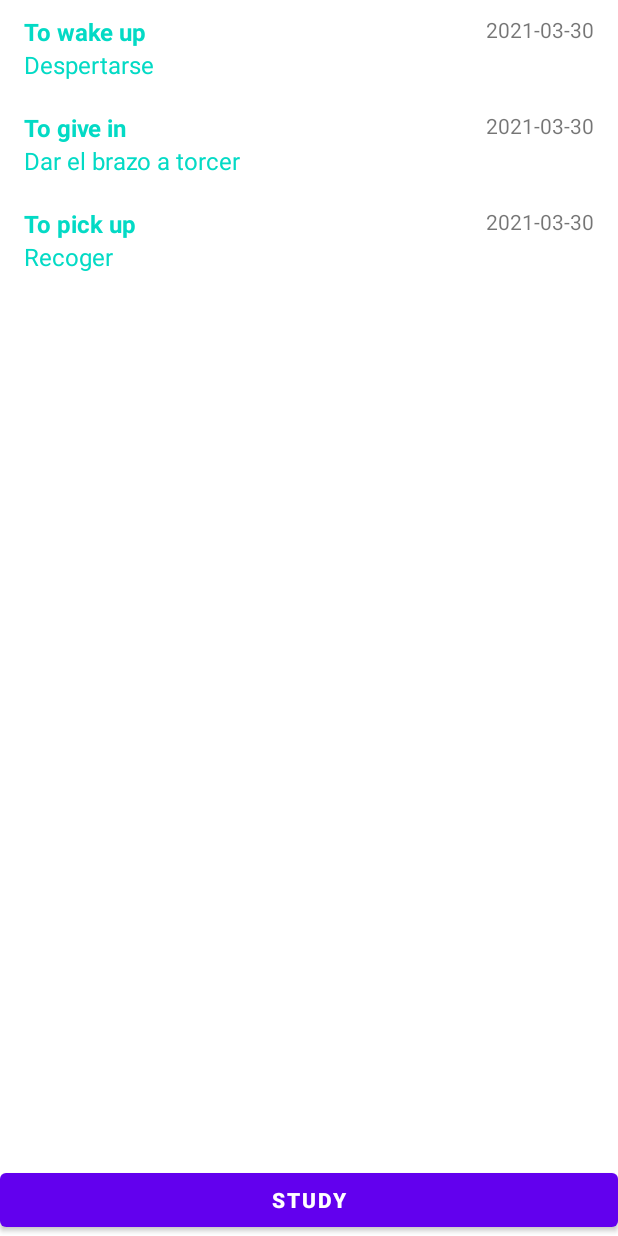
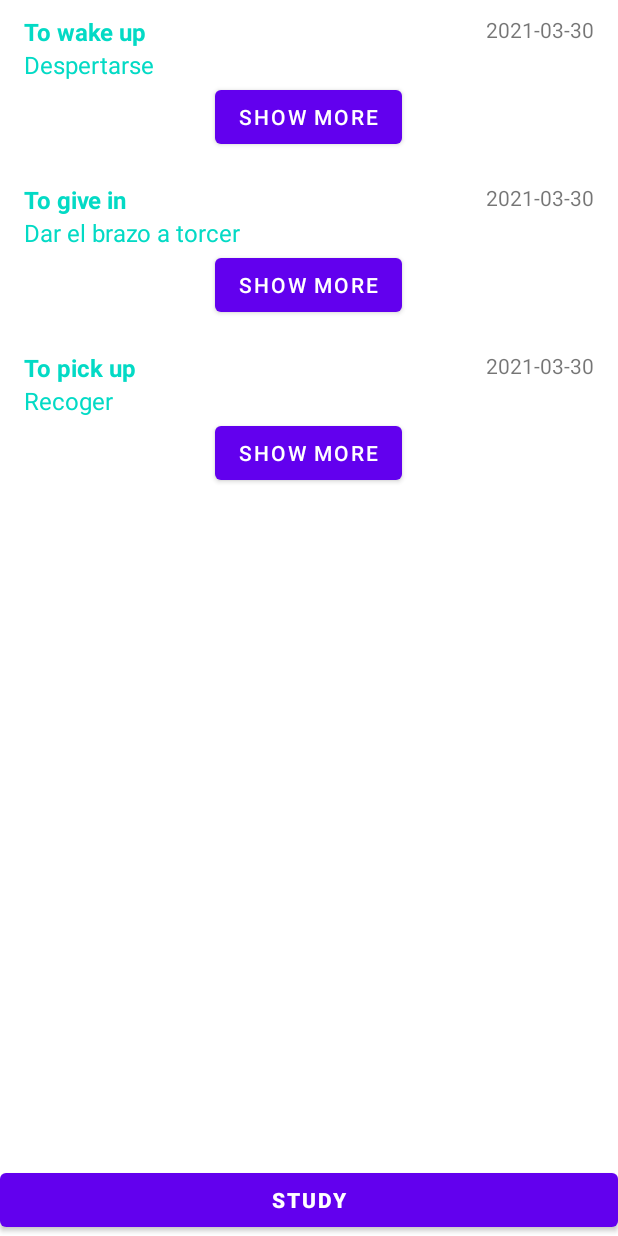
Before and after one commit to frankdelpiero/Moviles, an Android app: the CardListFragment screen opened through its navigation route, on a phone screen of 412 x 824 dp. Run offline under Robolectric (Android 15) with nearby library versions, the phone set to English and light mode, and no system bars; our stand-ins replace Timber, data binding.

Commit message:
AP 24 OK

```diff
--- a/app/src/main/java/es/uam/eps/dadm/cards/Card.kt
+++ b/app/src/main/java/es/uam/eps/dadm/cards/Card.kt
@@ -130,4 +130,16 @@ open class Card(
         update(LocalDateTime.now())
     }
 
+    fun showMoreDetails(detail:Int):String{
+        var cadena = ""
+        if (detail == 1){
+            cadena = "Easiness: "+ this.easiness
+        } else if (detail==2){
+            cadena = "Repetitions: "+this.repetitions
+        } else if (detail == 3){
+            cadena = "Interval: "+this.interval
+        }
+        return cadena
+    }
+
 }
--- a/app/src/main/java/es/uam/eps/dadm/cards/CardAdapter.kt
+++ b/app/src/main/java/es/uam/eps/dadm/cards/CardAdapter.kt
@@ -5,41 +5,57 @@ import android.view.View
 import android.view.ViewGroup
 import android.widget.TextView
 import androidx.recyclerview.widget.RecyclerView
+import es.uam.eps.dadm.cards.databinding.FragmentCardListBinding
+import es.uam.eps.dadm.cards.databinding.ListItemCardBinding
 import timber.log.Timber
 
 class CardAdapter() : RecyclerView.Adapter<CardAdapter.CardHolder>() {
-    private var holderCounter = 0
-    private var onBindCounter = 0
 
     var data =  listOf<Card>()
         set(value) {
             field = value
             notifyDataSetChanged()
         }
+    lateinit var binding: ListItemCardBinding
 
-    class CardHolder(view: View) : RecyclerView.ViewHolder(view) {
-        lateinit var card: Card
-        private val questionTextView: TextView = itemView.findViewById(R.id.list_item_question)
-        private val answerTextView:TextView = itemView.findViewById(R.id.list_item_answer)
-        private val dateTextView: TextView = itemView.findViewById(R.id.list_item_date)
-        init {
-            itemView.setOnClickListener {
-                Timber.d("Tarjeta: ${card.question} seleccionada")
-            }
+   inner class CardHolder(view: View) : RecyclerView.ViewHolder(view) {
+
+        fun bind(card: Card) {
+            binding.card = card
         }
 
-        fun bind(card: Card) {
-            this.card = card
-            questionTextView.text = card.question
-            answerTextView.text = card.answer
-            dateTextView.text = card.date.substring(0,10)
-        }
     }
     //Crea contenedores que va a reciclar la vista recicladora
     override fun onCreateViewHolder(parent: ViewGroup, viewType: Int): CardHolder {
-        val view = LayoutInflater.from(parent.context)
-            .inflate(R.layout.list_item_card, parent, false)
-        return CardHolder(view)
+        val layoutInflater = LayoutInflater.from(parent.context)
+        binding = ListItemCardBinding.inflate(layoutInflater, parent, false)
+        binding.apply {
+            listItemButtonMore.setOnClickListener{
+                listItemQuestion.visibility = View.INVISIBLE
+                listItemAnswer.visibility = View.INVISIBLE
+                listItemDate.visibility = View.INVISIBLE
+
+                listItemButtonMore.visibility = View.INVISIBLE
+                listItemButtonLess.visibility = View.VISIBLE
+
+                listItemEasiness.visibility = View.VISIBLE
+                listItemRepetitions.visibility = View.VISIBLE
+                listItemInterval.visibility = View.VISIBLE
+            }
+            listItemButtonLess.setOnClickListener{
+                listItemQuestion.visibility = View.VISIBLE
+                listItemAnswer.visibility  = View.VISIBLE
+                listItemDate.visibility = View.VISIBLE
+
+                listItemButtonMore.visibility = View.VISIBLE
+                listItemButtonLess.visibility = View.INVISIBLE
+
+                listItemEasiness.visibility = View.INVISIBLE
+                listItemRepetitions.visibility = View.INVISIBLE
+                listItemInterval.visibility = View.INVISIBLE
+            }
+        }
+        return CardHolder(binding.root)
     }
 
     override fun getItemCount() = data.size //Obtenemos el tamaño de las cartas
--- a/app/src/main/java/es/uam/eps/dadm/cards/StudyFragment.kt
+++ b/app/src/main/java/es/uam/eps/dadm/cards/StudyFragment.kt
@@ -32,7 +32,6 @@ class StudyFragment : Fragment() {
     private var param2: String? = null
 
     private val viewModel: StudyViewModel by lazy { //Instancia de view model
-        Timber.i("AAAAAAAAAAAAAAAAAAAAAAAAAAAAAAAO")
         ViewModelProvider(this).get(StudyViewModel::class.java)
     }
 
@@ -81,7 +80,6 @@ class StudyFragment : Fragment() {
             if (viewModel.card == null){
                 //Toast.makeText(this@,R.string.No_cards, Toast.LENGTH_LONG).show()
             }
-            Timber.i("PORQUE ")
             binding.invalidateAll()
         }
 
@@ -91,7 +89,6 @@ class StudyFragment : Fragment() {
 
         // Incluyo la interaccion con cardsLeft
         //viewModel.cardsLeft.observe(this, observer)
-        Timber.i("AQUI NO")
         binding.apply {
             answerButton?.setOnClickListener {
                 viewModel.card?.answered = true
--- a/app/src/main/res/layout/list_item_card.xml
+++ b/app/src/main/res/layout/list_item_card.xml
@@ -1,4 +1,14 @@
-<RelativeLayout xmlns:android="http://schemas.android.com/apk/res/android"
+<layout  xmlns:android="http://schemas.android.com/apk/res/android"
+    xmlns:tools="http://schemas.android.com/tools">
+
+    <data>
+        <import type="android.view.View"/>
+        <variable
+            name="card"
+            type="es.uam.eps.dadm.cards.Card" />
+    </data>
+
+    <RelativeLayout
         android:layout_width="match_parent"
         android:layout_height="wrap_content"
         android:paddingLeft="16dp"
@@ -13,6 +23,7 @@
             android:layout_alignParentTop="true"
             android:textColor="@color/teal_200"
             android:textSize="16sp"
+            android:text="@{card.question}"
             android:textStyle="bold" />
 
         <TextView
@@ -21,13 +32,70 @@
             android:layout_height="wrap_content"
             android:layout_below="@id/list_item_question"
             android:textColor="@color/teal_200"
+            android:text="@{card.answer}"
             android:textSize="16sp" />
 
         <TextView
             android:id="@+id/list_item_date"
             android:layout_width="wrap_content"
             android:layout_height="wrap_content"
+            android:text="@{card.date.substring(0,10)}"
             android:layout_alignParentEnd="true"
             android:layout_alignParentRight="true" />
 
+        <TextView
+            android:id="@+id/list_item_easiness"
+            android:layout_width="wrap_content"
+            android:layout_height="wrap_content"
+            android:text="@{card.showMoreDetails(1)}"
+            android:visibility="invisible"
+            android:textColor="@color/teal_200"
+            android:textStyle="bold"
+            android:textSize="16sp"
+            android:layout_alignParentTop="true" />
+        <TextView
+            android:id="@+id/list_item_repetitions"
+            android:layout_width="match_parent"
+            android:layout_height="wrap_content"
+            android:layout_below="@id/list_item_question"
+            android:textColor="@color/teal_200"
+            android:visibility="invisible"
+            android:text="@{card.showMoreDetails(2)}"
+            android:textSize="16sp" />
+
+        <TextView
+            android:id="@+id/list_item_interval"
+            android:layout_width="wrap_content"
+            android:layout_height="wrap_content"
+            android:text="@{card.showMoreDetails(3)}"
+            android:layout_alignParentEnd="true"
+            android:visibility="invisible"
+            android:textColor="@color/teal_200"
+            android:textStyle="bold"
+            android:textSize="16sp"
+            android:layout_alignParentRight="true" />
+
+        <Button
+            android:id="@+id/list_item_button_more"
+            android:layout_width="wrap_content"
+            android:layout_height="wrap_content"
+            android:layout_below="@id/list_item_answer"
+            android:color= "@color/teal_200"
+            android:text="@string/showMore"
+            android:layout_centerInParent="true"
+            >
+        </Button>
+        <Button
+            android:id="@+id/list_item_button_less"
+            android:layout_width="wrap_content"
+            android:layout_height="wrap_content"
+            android:color= "@color/teal_200"
+            android:layout_below="@id/list_item_answer"
+            android:visibility="invisible"
+            android:layout_centerInParent="true"
+            android:text="show less">
+
+        </Button>
+
     </RelativeLayout>
+</layout>
--- a/app/src/main/res/values/strings.xml
+++ b/app/src/main/res/values/strings.xml
@@ -10,6 +10,7 @@
     <string name="cards_left_format"> %d cards available</string>
     <string name="subtitle_text">Touch to study</string>
     <string name="buttonQuestion">STUDY</string>
+    <string name="showMore">Show More</string>
 
 
 
```
Also changed, not shown: 1 other file. Lines whose indentation alone changed are shown as unchanged.
